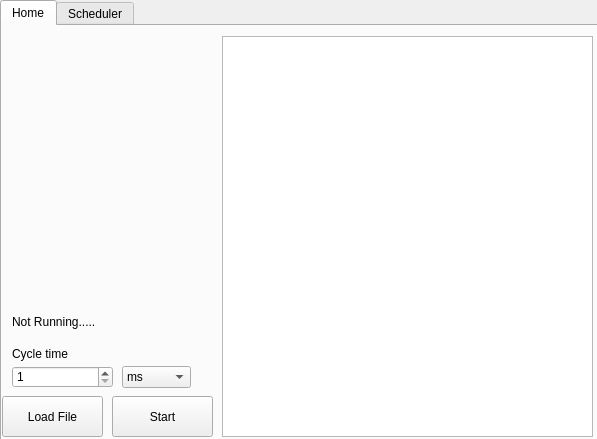
The window that src/mainwindow.ui (stearnsbq/BYRON_STEARNS_CMSC312_2019) describes before a commit, drawn with Qt 5.
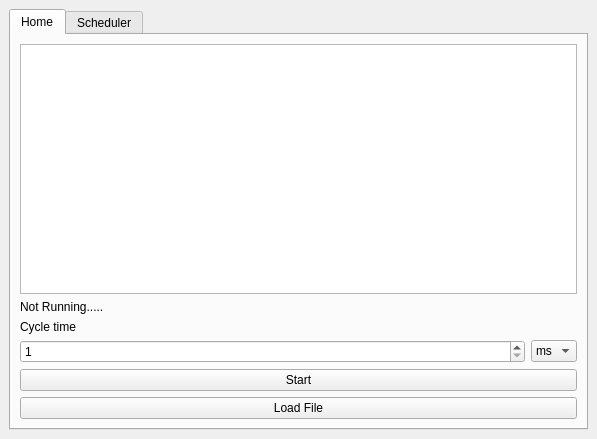
The same window after the commit.

Diff of the .ui file:
```diff
--- a/src/mainwindow.ui
+++ b/src/mainwindow.ui
@@ -14,15 +14,9 @@
    <string>OS Simulator</string>
   </property>
   <widget class="QWidget" name="centralwidget">
+   <layout class="QVBoxLayout" name="verticalLayout">
+    <item>
    <widget class="QTabWidget" name="tabWidget">
-    <property name="geometry">
-     <rect>
-      <x>0</x>
-      <y>0</y>
-      <width>601</width>
-      <height>451</height>
-     </rect>
-    </property>
     <property name="minimumSize">
      <size>
       <width>0</width>
@@ -39,73 +33,21 @@
      <attribute name="title">
       <string>Home</string>
      </attribute>
-     <widget class="QTextEdit" name="simulatorOut">
-      <property name="geometry">
-       <rect>
-        <x>220</x>
-        <y>10</y>
-        <width>371</width>
-        <height>401</height>
-       </rect>
-      </property>
-     </widget>
-     <widget class="QPushButton" name="loadFile">
-      <property name="geometry">
-       <rect>
-        <x>0</x>
-        <y>370</y>
-        <width>101</width>
-        <height>41</height>
-       </rect>
-      </property>
+       <layout class="QGridLayout" name="gridLayout">
+        <item row="1" column="1">
+         <widget class="QLabel" name="isRunning">
       <property name="text">
-       <string>Load File</string>
-      </property>
-     </widget>
-     <widget class="QPushButton" name="startSim">
-      <property name="geometry">
-       <rect>
-        <x>110</x>
-        <y>370</y>
-        <width>101</width>
-        <height>41</height>
-       </rect>
-      </property>
-      <property name="text">
-       <string>Start</string>
-      </property>
-     </widget>
-     <widget class="QComboBox" name="timeUnit">
-      <property name="geometry">
-       <rect>
-        <x>120</x>
-        <y>340</y>
-        <width>69</width>
-        <height>22</height>
-       </rect>
-      </property>
-      <property name="cursor">
-       <cursorShape>ArrowCursor</cursorShape>
-      </property>
-      <item>
-       <property name="text">
-        <string>ms</string>
-       </property>
-      </item>
-      <item>
-       <property name="text">
-        <string>s</string>
-       </property>
-      </item>
-     </widget>
+           <string>Not Running.....</string>
+          </property>
+         </widget>
+        </item>
+        <item row="3" column="1">
      <widget class="QSpinBox" name="time">
-      <property name="geometry">
-       <rect>
-        <x>10</x>
-        <y>340</y>
-        <width>101</width>
-        <height>22</height>
-       </rect>
+          <property name="sizePolicy">
+           <sizepolicy hsizetype="Expanding" vsizetype="Fixed">
+            <horstretch>0</horstretch>
+            <verstretch>0</verstretch>
+           </sizepolicy>
       </property>
       <property name="minimum">
        <number>1</number>
@@ -114,32 +56,58 @@
        <number>1000</number>
       </property>
      </widget>
+        </item>
+        <item row="2" column="1">
      <widget class="QLabel" name="label">
-      <property name="geometry">
-       <rect>
-        <x>10</x>
-        <y>320</y>
-        <width>101</width>
-        <height>16</height>
-       </rect>
-      </property>
       <property name="text">
        <string>Cycle time</string>
       </property>
-     </widget>
-     <widget class="QLabel" name="isRunning">
-      <property name="geometry">
-       <rect>
-        <x>10</x>
-        <y>280</y>
-        <width>111</width>
-        <height>31</height>
-       </rect>
-      </property>
+          <property name="buddy">
+           <cstring>timeUnit</cstring>
+          </property>
+         </widget>
+        </item>
+        <item row="3" column="2">
+         <widget class="QComboBox" name="timeUnit">
+          <property name="sizePolicy">
+           <sizepolicy hsizetype="Fixed" vsizetype="Fixed">
+            <horstretch>0</horstretch>
+            <verstretch>0</verstretch>
+           </sizepolicy>
+          </property>
+          <property name="cursor">
+           <cursorShape>ArrowCursor</cursorShape>
+          </property>
+          <item>
       <property name="text">
-       <string>Not Running.....</string>
-      </property>
-     </widget>
+            <string>ms</string>
+           </property>
+          </item>
+          <item>
+           <property name="text">
+            <string>s</string>
+           </property>
+          </item>
+         </widget>
+        </item>
+        <item row="0" column="1" colspan="2">
+         <widget class="QTextEdit" name="simulatorOut"/>
+        </item>
+        <item row="6" column="1" colspan="2">
+         <widget class="QPushButton" name="startSim">
+          <property name="text">
+           <string>Start</string>
+          </property>
+         </widget>
+        </item>
+        <item row="7" column="1" colspan="2">
+         <widget class="QPushButton" name="loadFile">
+          <property name="text">
+           <string>Load File</string>
+          </property>
+         </widget>
+        </item>
+       </layout>
     </widget>
     <widget class="QWidget" name="tab">
      <attribute name="title">
@@ -147,6 +115,8 @@
      </attribute>
     </widget>
    </widget>
+    </item>
+   </layout>
   </widget>
  </widget>
  <resources/>
```
Lines whose indentation alone changed are shown as unchanged.
